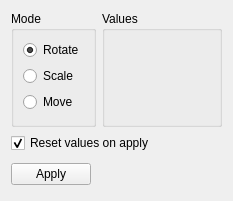
This is src/tools/hlam/ui/assets/studiomodel/dockpanels/StudioModelTransformPanel.ui in SamVanheer/HalfLifeAssetManager as Qt 5 draws it before an edit. The edited form follows.
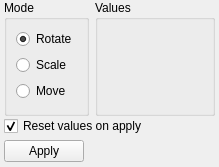
This is the edited form. Custom widgets are drawn as their Qt base class.

Commit message: Add 4 pixels of margin on left and right of dock panels, simplify Lighting panel contents

Diff of the .ui file:
```diff
--- a/src/tools/hlam/ui/assets/studiomodel/dockpanels/StudioModelTransformPanel.ui
+++ b/src/tools/hlam/ui/assets/studiomodel/dockpanels/StudioModelTransformPanel.ui
@@ -7,7 +7,7 @@
     <x>0</x>
     <y>0</y>
     <width>250</width>
-    <height>185</height>
+    <height>155</height>
    </rect>
   </property>
   <property name="minimumSize">
@@ -23,6 +23,21 @@
    <property name="sizeConstraint">
     <enum>QLayout::SetFixedSize</enum>
    </property>
+   <property name="leftMargin">
+    <number>4</number>
+   </property>
+   <property name="topMargin">
+    <number>0</number>
+   </property>
+   <property name="rightMargin">
+    <number>4</number>
+   </property>
+   <property name="bottomMargin">
+    <number>0</number>
+   </property>
+   <property name="verticalSpacing">
+    <number>0</number>
+   </property>
    <item row="2" column="0" colspan="2">
     <layout class="QHBoxLayout">
      <property name="spacing">
```
The commit also changes 13 other files.
